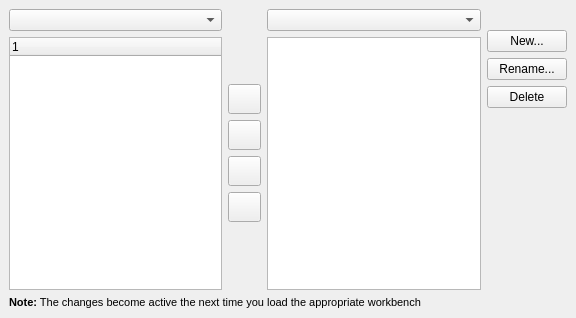
Above: src/Gui/DlgToolbars.ui from southseact-3d/fcd before the change. Below: the same form after it.
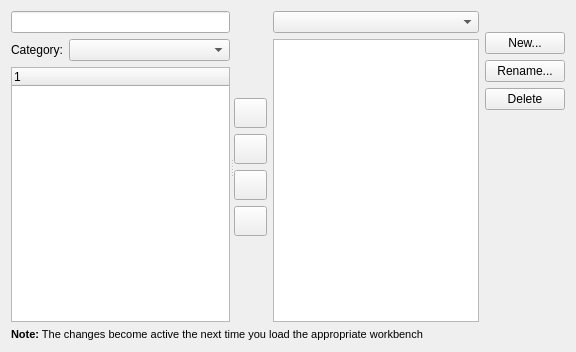
That is the form after the change. Icons and pictures are not drawn.

Commit message:
Gui: refactor 'Customize -> Toolbars' command list handling
By reusing code in DlgCustomKeyboardImp

Patch:
```diff
--- a/src/Gui/DlgToolbars.ui
+++ b/src/Gui/DlgToolbars.ui
@@ -10,40 +10,76 @@
     <x>0</x>
     <y>0</y>
     <width>576</width>
-    <height>318</height>
+    <height>352</height>
    </rect>
   </property>
   <property name="windowTitle">
    <string>Toolbars</string>
   </property>
-  <layout class="QGridLayout">
-   <property name="margin">
-    <number>9</number>
-   </property>
-   <property name="spacing">
-    <number>6</number>
-   </property>
-   <item rowspan="6" row="0" column="0">
-    <layout class="QVBoxLayout">
-     <property name="margin">
-      <number>0</number>
-     </property>
-     <property name="spacing">
-      <number>6</number>
-     </property>
+  <layout class="QVBoxLayout" name="verticalLayout_3">
      <item>
+    <widget class="QSplitter" name="splitter">
+     <property name="sizePolicy">
+      <sizepolicy hsizetype="Expanding" vsizetype="Expanding">
+       <horstretch>0</horstretch>
+       <verstretch>0</verstretch>
+      </sizepolicy>
+     </property>
+     <property name="orientation">
+      <enum>Qt::Horizontal</enum>
+     </property>
+     <widget class="QWidget" name="">
+      <layout class="QGridLayout" name="gridLayout_2">
+       <property name="leftMargin">
+        <number>0</number>
+       </property>
+       <property name="topMargin">
+        <number>0</number>
+       </property>
+       <property name="rightMargin">
+        <number>0</number>
+       </property>
+       <property name="bottomMargin">
+        <number>0</number>
+       </property>
+       <item row="1" column="1">
       <widget class="QComboBox" name="categoryBox"/>
      </item>
-     <item>
+       <item row="1" column="0">
+        <widget class="QLabel" name="label_4">
+         <property name="sizePolicy">
+          <sizepolicy hsizetype="Maximum" vsizetype="Preferred">
+           <horstretch>0</horstretch>
+           <verstretch>0</verstretch>
+          </sizepolicy>
+         </property>
+         <property name="text">
+          <string>Category:</string>
+         </property>
+        </widget>
+       </item>
+       <item row="0" column="0" colspan="2">
+        <widget class="QLineEdit" name="editCommand"/>
+       </item>
+       <item row="2" column="0" colspan="2">
       <widget class="QTreeWidget" name="commandTreeWidget">
        <property name="rootIsDecorated">
         <bool>false</bool>
        </property>
+         <column>
+          <property name="text">
+           <string notr="true">1</string>
+          </property>
+         </column>
       </widget>
      </item>
     </layout>
-   </item>
-   <item row="0" column="1">
+     </widget>
+     <widget class="QWidget" name="">
+      <layout class="QHBoxLayout" name="horizontalLayout">
+       <item>
+        <layout class="QVBoxLayout" name="verticalLayout_2">
+         <item>
     <spacer>
      <property name="orientation">
       <enum>Qt::Vertical</enum>
@@ -59,87 +95,7 @@
      </property>
     </spacer>
    </item>
-   <item rowspan="6" row="0" column="2">
-    <layout class="QVBoxLayout">
-     <property name="margin">
-      <number>0</number>
-     </property>
-     <property name="spacing">
-      <number>6</number>
-     </property>
      <item>
-      <widget class="QComboBox" name="workbenchBox"/>
-     </item>
-     <item>
-      <widget class="QTreeWidget" name="toolbarTreeWidget">
-       <property name="columnCount">
-        <number>0</number>
-       </property>
-      </widget>
-     </item>
-    </layout>
-   </item>
-   <item rowspan="6" row="0" column="3">
-    <layout class="QVBoxLayout">
-     <property name="margin">
-      <number>0</number>
-     </property>
-     <property name="spacing">
-      <number>6</number>
-     </property>
-     <item>
-      <spacer>
-       <property name="orientation">
-        <enum>Qt::Vertical</enum>
-       </property>
-       <property name="sizeType">
-        <enum>QSizePolicy::Fixed</enum>
-       </property>
-       <property name="sizeHint">
-        <size>
-         <width>20</width>
-         <height>21</height>
-        </size>
-       </property>
-      </spacer>
-     </item>
-     <item>
-      <widget class="QPushButton" name="newButton">
-       <property name="text">
-        <string>New...</string>
-       </property>
-      </widget>
-     </item>
-     <item>
-      <widget class="QPushButton" name="renameButton">
-       <property name="text">
-        <string>Rename...</string>
-       </property>
-      </widget>
-     </item>
-     <item>
-      <widget class="QPushButton" name="deleteButton">
-       <property name="text">
-        <string>Delete</string>
-       </property>
-      </widget>
-     </item>
-     <item>
-      <spacer>
-       <property name="orientation">
-        <enum>Qt::Vertical</enum>
-       </property>
-       <property name="sizeHint">
-        <size>
-         <width>20</width>
-         <height>152</height>
-        </size>
-       </property>
-      </spacer>
-     </item>
-    </layout>
-   </item>
-  <item row="1" column="1">
     <widget class="QPushButton" name="moveActionRightButton">
      <property name="enabled">
       <bool>true</bool>
@@ -164,7 +120,7 @@
      </property>
     </widget>
    </item>
-   <item row="2" column="1">
+         <item>
     <widget class="QPushButton" name="moveActionLeftButton">
      <property name="enabled">
       <bool>true</bool>
@@ -195,7 +151,7 @@
      </property>
     </widget>
    </item>
-   <item row="3" column="1">
+         <item>
     <widget class="QPushButton" name="moveActionUpButton">
      <property name="enabled">
       <bool>true</bool>
@@ -220,7 +176,7 @@
      </property>
     </widget>
    </item>
-   <item row="4" column="1">
+         <item>
     <widget class="QPushButton" name="moveActionDownButton">
      <property name="enabled">
       <bool>true</bool>
@@ -248,7 +204,7 @@
      </property>
     </widget>
    </item>
-   <item row="5" column="1">
+         <item>
     <spacer>
      <property name="orientation">
       <enum>Qt::Vertical</enum>
@@ -256,7 +212,7 @@
      <property name="sizeType">
       <enum>QSizePolicy::Expanding</enum>
      </property>
-     <property name="sizeHint">
+           <property name="sizeHint" stdset="0">
       <size>
        <width>33</width>
        <height>57</height>
@@ -264,10 +220,117 @@
      </property>
     </spacer>
    </item>
-   <item row="6" column="0" colspan="4">
+        </layout>
+       </item>
+       <item>
+        <layout class="QVBoxLayout" name="verticalLayout">
+         <property name="leftMargin">
+          <number>0</number>
+         </property>
+         <property name="topMargin">
+          <number>0</number>
+         </property>
+         <property name="rightMargin">
+          <number>0</number>
+         </property>
+         <property name="bottomMargin">
+          <number>0</number>
+         </property>
+         <item>
+          <widget class="QComboBox" name="workbenchBox"/>
+         </item>
+         <item>
+          <widget class="QTreeWidget" name="toolbarTreeWidget">
+           <property name="columnCount">
+            <number>0</number>
+           </property>
+          </widget>
+         </item>
+        </layout>
+       </item>
+       <item>
+        <layout class="QVBoxLayout">
+         <property name="spacing">
+          <number>6</number>
+         </property>
+         <property name="leftMargin">
+          <number>0</number>
+         </property>
+         <property name="topMargin">
+          <number>0</number>
+         </property>
+         <property name="rightMargin">
+          <number>0</number>
+         </property>
+         <property name="bottomMargin">
+          <number>0</number>
+         </property>
+         <item>
+          <spacer>
+           <property name="orientation">
+            <enum>Qt::Vertical</enum>
+           </property>
+           <property name="sizeType">
+            <enum>QSizePolicy::Fixed</enum>
+           </property>
+           <property name="sizeHint" stdset="0">
+            <size>
+             <width>20</width>
+             <height>21</height>
+            </size>
+           </property>
+          </spacer>
+         </item>
+         <item>
+          <widget class="QPushButton" name="newButton">
+           <property name="text">
+            <string>New...</string>
+           </property>
+          </widget>
+         </item>
+         <item>
+          <widget class="QPushButton" name="renameButton">
+           <property name="text">
+            <string>Rename...</string>
+           </property>
+          </widget>
+         </item>
+         <item>
+          <widget class="QPushButton" name="deleteButton">
+           <property name="text">
+            <string>Delete</string>
+           </property>
+          </widget>
+         </item>
+         <item>
+          <spacer>
+           <property name="orientation">
+            <enum>Qt::Vertical</enum>
+           </property>
+           <property name="sizeHint" stdset="0">
+            <size>
+             <width>20</width>
+             <height>152</height>
+            </size>
+           </property>
+          </spacer>
+         </item>
+        </layout>
+       </item>
+      </layout>
+     </widget>
+    </widget>
+   </item>
+   <item>
     <widget class="QLabel" name="label">
+     <property name="sizePolicy">
+      <sizepolicy hsizetype="Preferred" vsizetype="Minimum">
+       <horstretch>0</horstretch>
+       <verstretch>0</verstretch>
+      </sizepolicy>
+     </property>
      <property name="text">
-      <string>&lt;html&gt;&lt;head&gt;&lt;meta name="qrichtext" content="1" /&gt;&lt;/head&gt;&lt;body style=" white-space: pre-wrap; font-size:7.8pt; font-weight:400; font-style:normal; text-decoration:none;"&gt;&lt;p style=" margin-top:0px; margin-bottom:0px; margin-left:0px; margin-right:0px; -qt-block-indent:0; text-indent:0px; font-size:8pt;"&gt;&lt;span style=" font-weight:600;"&gt;Note:&lt;/span&gt; The changes become active the next time you load the appropriate workbench&lt;/p&gt;&lt;/body&gt;&lt;/html&gt;</string>
+      <string>&lt;html&gt;&lt;head&gt;&lt;meta name=&quot;qrichtext&quot; content=&quot;1&quot; /&gt;&lt;/head&gt;&lt;body style=&quot; white-space: pre-wrap; font-family:MS Shell Dlg 2; font-size:7.8pt; font-weight:400; font-style:normal; text-decoration:none;&quot;&gt;&lt;p style=&quot; margin-top:0px; margin-bottom:0px; margin-left:0px; margin-right:0px; -qt-block-indent:0; text-indent:0px; font-size:8pt;&quot;&gt;&lt;span style=&quot; font-weight:600;&quot;&gt;Note:&lt;/span&gt; The changes become active the next time you load the appropriate workbench&lt;/p&gt;&lt;/body&gt;&lt;/html&gt;</string>
      </property>
     </widget>
    </item>
```
Left out of the diff: 32 changed lines with no effect on the pictures. Lines whose indentation alone changed are shown as unchanged.
